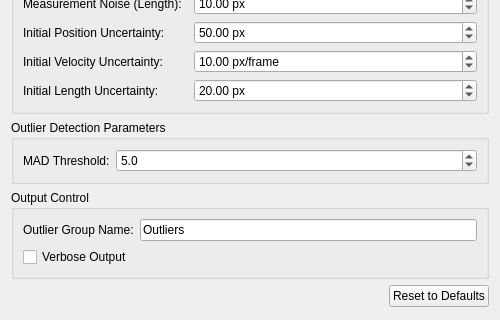
paulmthompson/WhiskerToolbox, file src/WhiskerToolbox/DataTransform_Widget/Lines/Line_Outlier_Detection/LineOutlierDetection_Widget.ui: the form before one commit; both pictures show x 0 to 500 and y 193 to 513 of the 500 by 600 pixel window.
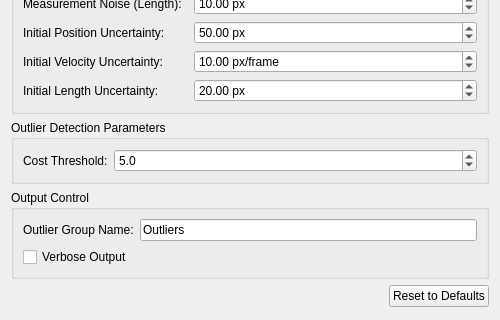
The form after the commit.

Commit message: switch outlier detection over to chi squared test

The edit to the form file:
```diff
--- a/src/WhiskerToolbox/DataTransform_Widget/Lines/Line_Outlier_Detection/LineOutlierDetection_Widget.ui
+++ b/src/WhiskerToolbox/DataTransform_Widget/Lines/Line_Outlier_Detection/LineOutlierDetection_Widget.ui
@@ -344,7 +344,7 @@
       <item row="0" column="0">
        <widget class="QLabel" name="madThresholdLabel">
         <property name="text">
-         <string>MAD Threshold:</string>
+         <string>Cost Threshold:</string>
         </property>
         <property name="toolTip">
          <string>Number of MAD (Median Absolute Deviation) units above median to classify as outlier</string>
```
Left out of the diff: 4 changed lines with no effect on the pictures. The commit also changes 2 other files.
